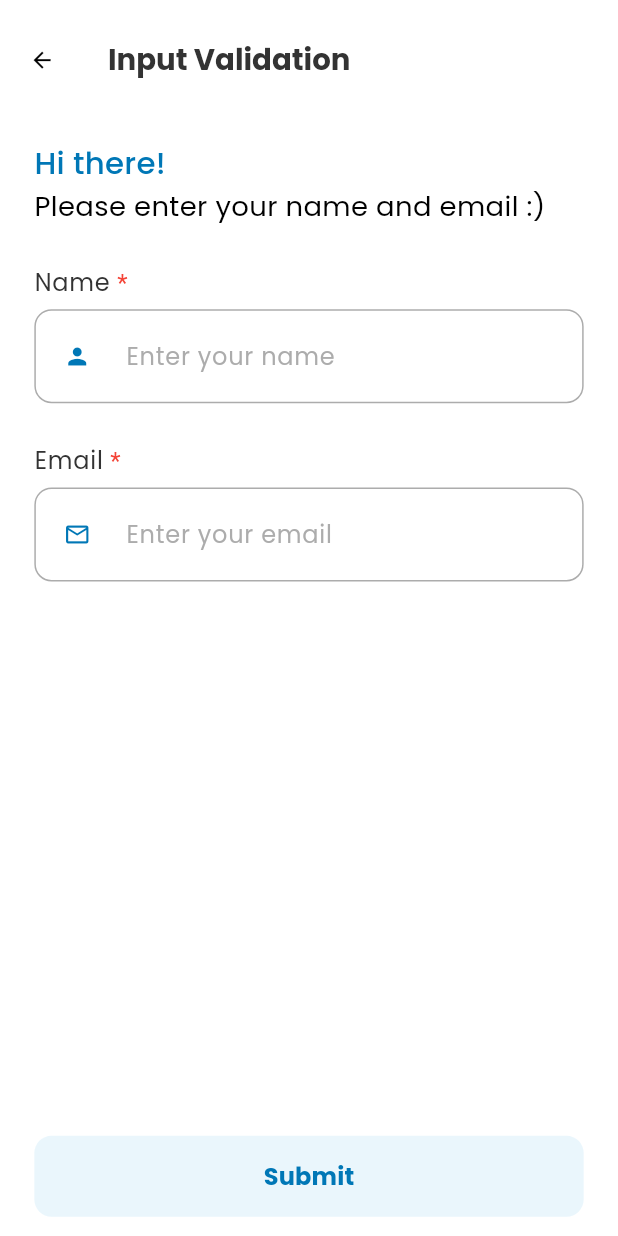
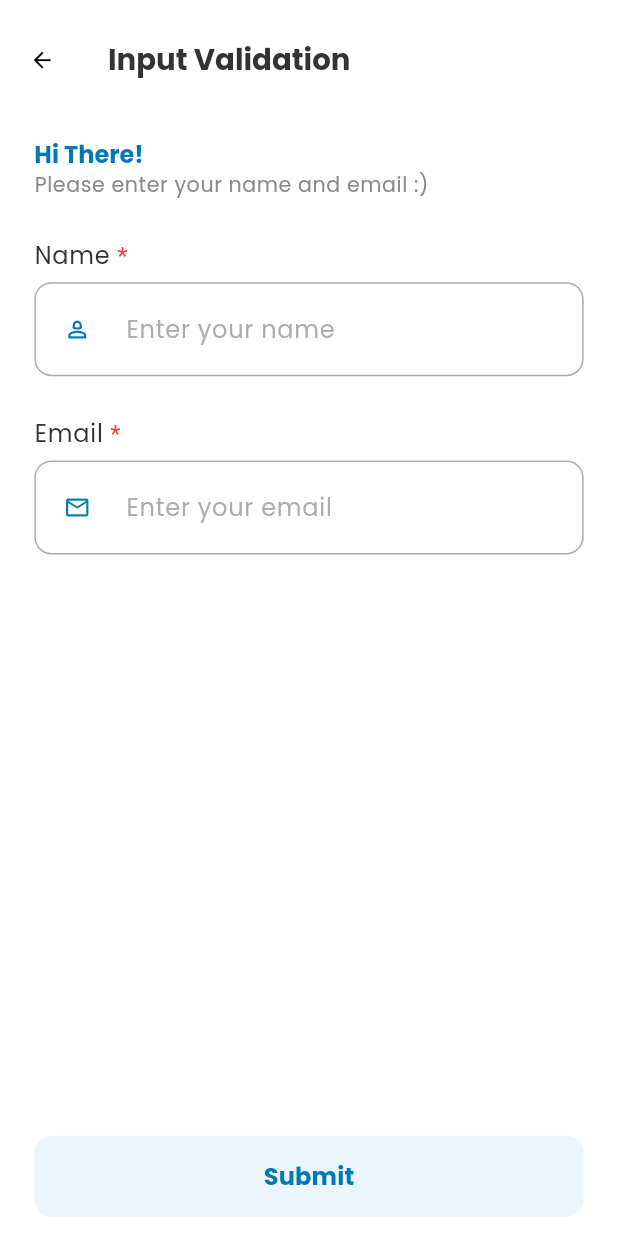
Before and after one commit to rbennum/kelas-flutter-starting-project, a Flutter app: the InputValidationPage screen opened by its route, after a tap on "Submit", on a phone screen of 412 x 824 dp. Run offline on Flutter 3.47's test engine with Material 3 defaults, Android fonts, the phone set to English and light mode, and no system bars; our stand-ins replace auto_route, bloc, dio, flutter_bloc, flutter_screenutil, fluttertoast and 7 more; generated files the repository leaves out were written again.

Commit message:
feat: integrate input validation cubit

```diff
--- /dev/null
+++ b/lib/application/input_validation/input_validation_cubit.dart
@@ -0,0 +1,37 @@
+import 'package:bloc/bloc.dart';
+import 'package:flutter/material.dart';
+import 'package:student_lecture_app/application/input_validation/input_validation_state.dart';
+
+class InputValidationCubit extends Cubit<InputValidationState> {
+  late TextEditingController nameController;
+  late TextEditingController emailController;
+
+  InputValidationCubit() : super(InputValidationState.initial()) {
+    nameController = TextEditingController()..addListener(onNameChanged);
+    emailController = TextEditingController()..addListener(onEmailChanged);
+  }
+
+  void onNameChanged() {
+    inputName(nameController.text);
+  }
+
+  void onEmailChanged() {
+    inputEmail(emailController.text);
+  }
+
+  void inputName(String name) {
+    emit(state.unmodified.copyWith.entity(name: name));
+  }
+
+  void inputEmail(String email) {
+    emit(state.unmodified.copyWith.entity(email: email));
+  }
+
+  void submit() {
+    if (state.entity.failureOption.isNone()) {
+      emit(state.copyWith(isValid: true));
+    } else {
+      emit(state.unmodified.copyWith(showError: true));
+    }
+  }
+}
--- /dev/null
+++ b/lib/application/input_validation/input_validation_state.dart
@@ -0,0 +1,32 @@
+import 'package:freezed_annotation/freezed_annotation.dart';
+import 'package:student_lecture_app/domain/input_validation/input_validation_entity.dart';
+
+part 'input_validation_state.freezed.dart';
+
+@freezed
+class InputValidationState with _$InputValidationState {
+  const InputValidationState._();
+
+  const factory InputValidationState(
+      {required InputValidationEntity entity,
+      required bool showError,
+      required bool isValid}) = _InputValidationState;
+
+  factory InputValidationState.initial() => InputValidationState(
+      entity: InputValidationEntity.empty(), showError: false, isValid: false);
+
+  InputValidationState get unmodified => copyWith(isValid: false);
+
+  String? get showNameError => showError ? entity.nameErrorMessage : null;
+  String? get showEmailError => showError ? entity.emailErrorMessage : null;
+
+  String get title {
+    if (!isValid) return "Hi There!";
+    return "Hi ${entity.name}!";
+  }
+
+  String get description {
+    if (!isValid) return "Please enter your name and email :)";
+    return "Your email was ${entity.email} :)";
+  }
+}
--- a/lib/domain/core/form_failure.dart
+++ b/lib/domain/core/form_failure.dart
@@ -7,5 +7,5 @@
   const factory FormFailure.empty() = _FormFailureEmpty;
   const factory FormFailure.tooLong() = _FormFailuretooLong;
   const factory FormFailure.invalidEmailAddress() = _InvalidEmailAddress;
-  const factory FormFailure.costumError() = _CustomError;
+  const factory FormFailure.customError() = _CustomError;
 }
--- a/lib/domain/core/form_validator.dart
+++ b/lib/domain/core/form_validator.dart
@@ -28,7 +28,7 @@
 
   static Either<FormFailure, Unit> customValidator({required bool validator}) {
     if (validator) {
-      return left(const FormFailure.costumError());
+      return left(const FormFailure.customError());
     }
     return right(unit);
   }
--- /dev/null
+++ b/lib/domain/input_validation/input_validation_entity.dart
@@ -0,0 +1,35 @@
+import 'package:fpdart/fpdart.dart';
+import 'package:freezed_annotation/freezed_annotation.dart';
+import 'package:student_lecture_app/domain/core/form_validator.dart';
+
+import '../core/form_failure.dart';
+
+part 'input_validation_entity.freezed.dart';
+
+@freezed
+class InputValidationEntity with _$InputValidationEntity {
+  const InputValidationEntity._();
+
+  const factory InputValidationEntity(
+      {required String name, required String email}) = _InputValidationEntity;
+
+  factory InputValidationEntity.empty() =>
+      const InputValidationEntity(name: "", email: "");
+
+  Option<FormFailure> get failureOption => FormValidator.emptyValidator(name)
+      .andThen(() => FormValidator.emailValidator(email))
+      .fold((failure) => some(failure), (_) => none());
+
+  String? get emailErrorMessage => FormValidator.emailValidator(email).fold(
+      (failure) => failure.maybeWhen(
+          orElse: () => null,
+          empty: () => "Email must not be empty",
+          tooLong: () => "Email is too long",
+          invalidEmailAddress: () => "Invalid email address"),
+      (data) => null);
+
+  String? get nameErrorMessage => FormValidator.emptyValidator(name).fold(
+      (failure) => failure.maybeWhen(
+          orElse: () => null, empty: () => "Name must not be empty"),
+      (data) => null);
+}
--- a/lib/presentation/pages/dummy_ui/dummy_ui_page.dart
+++ b/lib/presentation/pages/dummy_ui/dummy_ui_page.dart
@@ -22,7 +22,7 @@
         body: SingleChildScrollView(
           padding: UIHelper.padding(vertical: 10, horizontal: 20),
           child:
-          Column(crossAxisAlignment: CrossAxisAlignment.start, children: [
+              Column(crossAxisAlignment: CrossAxisAlignment.start, children: [
             InkWell(
               onTap: () =>
                   AutoRouter.of(context).push(const DummyUIListRoute()),
@@ -66,7 +66,7 @@
             UIHelper.verticalSpace(10),
             ...List.generate(
                 2,
-                    (index) => NewsCard(
+                (index) => NewsCard(
                     imgSrc: Constants.dummyImg,
                     title: "How can I be Flutter Developer Expert?",
                     desc: "Jill Lepore \u2022 23 May 23")),
@@ -81,7 +81,7 @@
               mainAxisAlignment: MainAxisAlignment.spaceBetween,
               children: List.generate(
                   3,
-                      (index) =>
+                  (index) =>
                       RowCard(index: index, imageSource: Constants.dummyImg)),
             ),
             UIHelper.verticalSpace(20),
--- a/lib/presentation/pages/input_validation/input_validation_page.dart
+++ b/lib/presentation/pages/input_validation/input_validation_page.dart
@@ -1,5 +1,8 @@
 import 'package:auto_route/auto_route.dart';
 import 'package:flutter/material.dart';
+import 'package:flutter_bloc/flutter_bloc.dart';
+import 'package:student_lecture_app/application/input_validation/input_validation_cubit.dart';
+import 'package:student_lecture_app/application/input_validation/input_validation_state.dart';
 import 'package:student_lecture_app/core/commons/colors_const.dart';
 import 'package:student_lecture_app/presentation/widgets/atoms/text_theme_extension.dart';
 import 'package:student_lecture_app/presentation/widgets/organisms/text_form_field.dart';
@@ -11,11 +14,14 @@
 
   @override
   Widget build(BuildContext context) {
-    return Scaffold(
+    return BlocProvider(
+      create: (context) => InputValidationCubit(),
+      child: Scaffold(
         appBar: AppBar(
           title: const Text("Input Validation"),
         ),
         body: const InputValidationView(),
+      ),
     );
   }
 }
@@ -25,6 +31,8 @@
 
   @override
   Widget build(BuildContext context) {
+    return BlocBuilder<InputValidationCubit, InputValidationState>(
+      builder: (context, state) {
         return Column(
           children: [
             Expanded(
@@ -37,26 +45,33 @@
                       crossAxisAlignment: CrossAxisAlignment.start,
                       children: [
                         Text(
-                      "Hi there!",
-                      style: context.textTheme.titleMedium
+                          state.title,
+                          style: context.textTheme.headlineMedium
                               ?.copyWith(color: ColorConstant.primary),
                         ),
-                    Text("Please enter your name and email :)",
-                        style: context.textTheme.bodyMedium)
+                        Text(state.description,
+                            style: context.textTheme.bodySmall
+                                ?.copyWith(color: ColorConstant.grey))
                       ],
                     ),
                     UIHelper.verticalSpace(20),
-                const TextFormFieldCustom(
+                    TextFormFieldCustom(
                       title: "Name",
-                  prefixIcon: Icon(Icons.person),
+                      prefixIcon: const Icon(Icons.person_2_outlined),
                       hintText: "Enter your name",
+                      validator: (_) => state.showNameError,
+                      controller:
+                          context.read<InputValidationCubit>().nameController,
                     ),
                     UIHelper.verticalSpace(20),
-                const TextFormFieldCustom(
+                    TextFormFieldCustom(
                       title: "Email",
-                  prefixIcon: Icon(Icons.email_outlined),
+                      prefixIcon: const Icon(Icons.email_outlined),
                       hintText: "Enter your email",
                       keyboardType: TextInputType.emailAddress,
+                      validator: (_) => state.showEmailError,
+                      controller:
+                          context.read<InputValidationCubit>().emailController,
                     ),
                   ],
                 ),
@@ -68,13 +83,14 @@
                 child: SizedBox(
                     width: double.infinity,
                     child: ElevatedButton(
-                      onPressed: () {},
-                      child: const Text('Submit')
-                  )
+                        onPressed: () =>
+                            context.read<InputValidationCubit>().submit(),
+                        child: const Text('Submit'))),
               ),
-            )
             ),
           ],
         );
+      },
+    );
   }
 }
```
Lines whose indentation alone changed are shown as unchanged.
